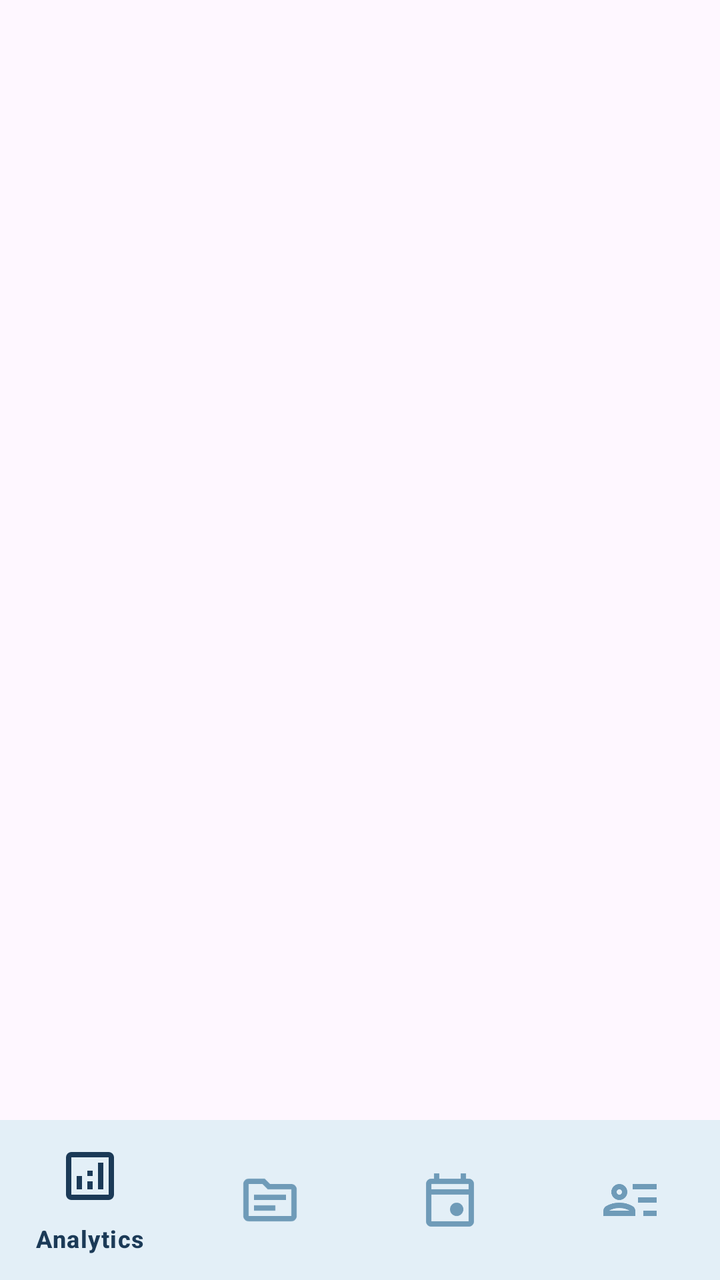
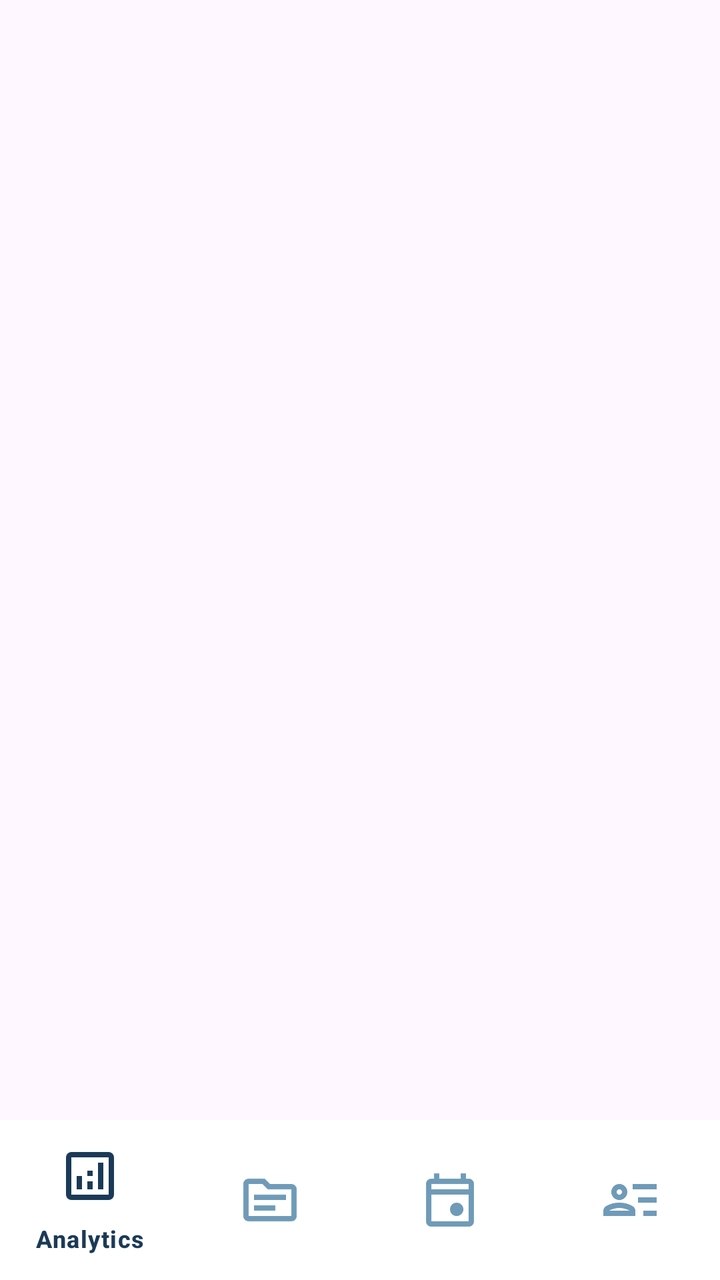

Screens rendered from an Android XML layout before and after an edit, with the pre-edit source and the edit as a unified diff.
<!-- AndroidManifest.xml: application theme Theme.SmartResourceAllocation -->
<!-- res/layout/activity_admin_home.xml -->
<?xml version="1.0" encoding="utf-8"?>
<androidx.constraintlayout.widget.ConstraintLayout
    xmlns:android="http://schemas.android.com/apk/res/android"
    xmlns:app="http://schemas.android.com/apk/res-auto"
    android:layout_width="match_parent"
    android:layout_height="match_parent">

    <androidx.fragment.app.FragmentContainerView
        android:id="@+id/adminFragmentContainer"
        android:layout_width="0dp"
        android:layout_height="0dp"
        app:layout_constraintTop_toTopOf="parent"
        app:layout_constraintBottom_toTopOf="@+id/adminBottomNavigation"
        app:layout_constraintStart_toStartOf="parent"
        app:layout_constraintEnd_toEndOf="parent"/>

    <com.google.android.material.bottomnavigation.BottomNavigationView
        android:id="@+id/adminBottomNavigation"
        android:layout_width="0dp"
        android:layout_height="wrap_content"
        android:background="#E3EFF7"
        app:itemIconSize="32dp"
        app:itemIconTint="@color/nav_item_color"
        app:itemTextColor="@color/nav_item_color"
        app:menu="@menu/admin_bottom_menu"
        app:itemActiveIndicatorStyle="@null"
        app:layout_constraintBottom_toBottomOf="parent"
        app:layout_constraintStart_toStartOf="parent"
        app:layout_constraintEnd_toEndOf="parent"/>

</androidx.constraintlayout.widget.ConstraintLayout>
<!-- resources referenced by this layout -->
<resources>
  <style name="Theme.SmartResourceAllocation" parent="Base.Theme.SmartResourceAllocation" />
  <style name="Base.Theme.SmartResourceAllocation" parent="Theme.Material3.DayNight.NoActionBar">
          
          
      </style>
</resources>

<!-- the commit's change to res/layout/activity_admin_home.xml (unified diff, before → after) -->
@@ -18,7 +18,7 @@
         android:id="@+id/adminBottomNavigation"
         android:layout_width="0dp"
         android:layout_height="wrap_content"
-        android:background="#E3EFF7"
+        android:background="#FFFFFF"
         app:itemIconSize="32dp"
         app:itemIconTint="@color/nav_item_color"
         app:itemTextColor="@color/nav_item_color"
